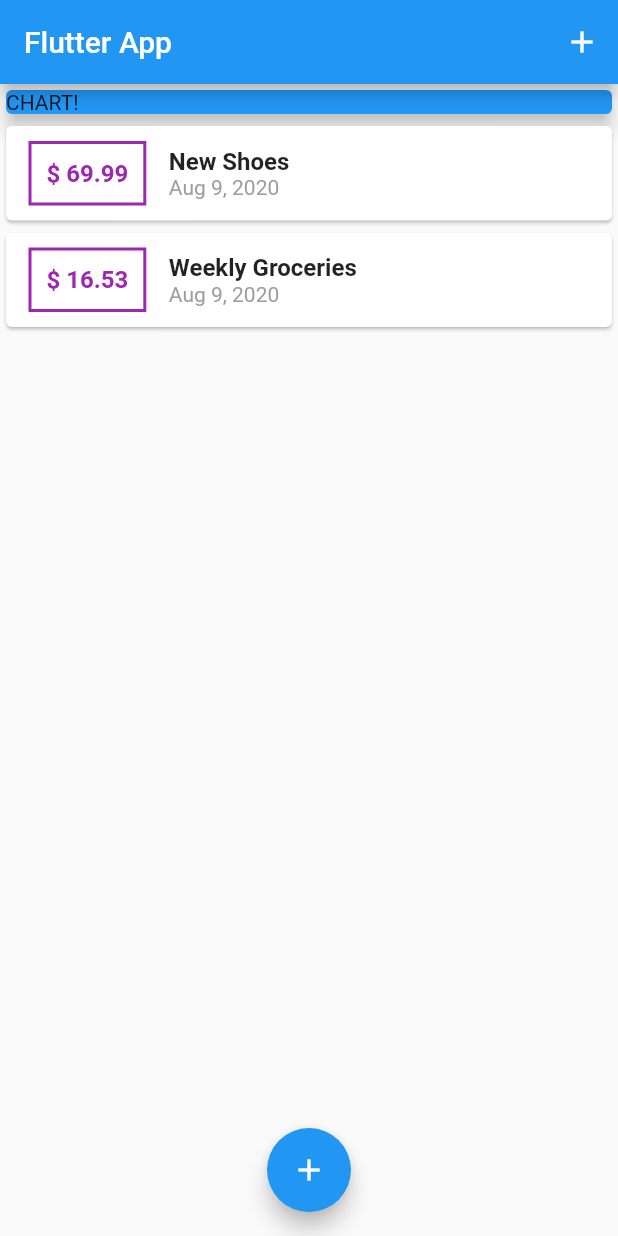
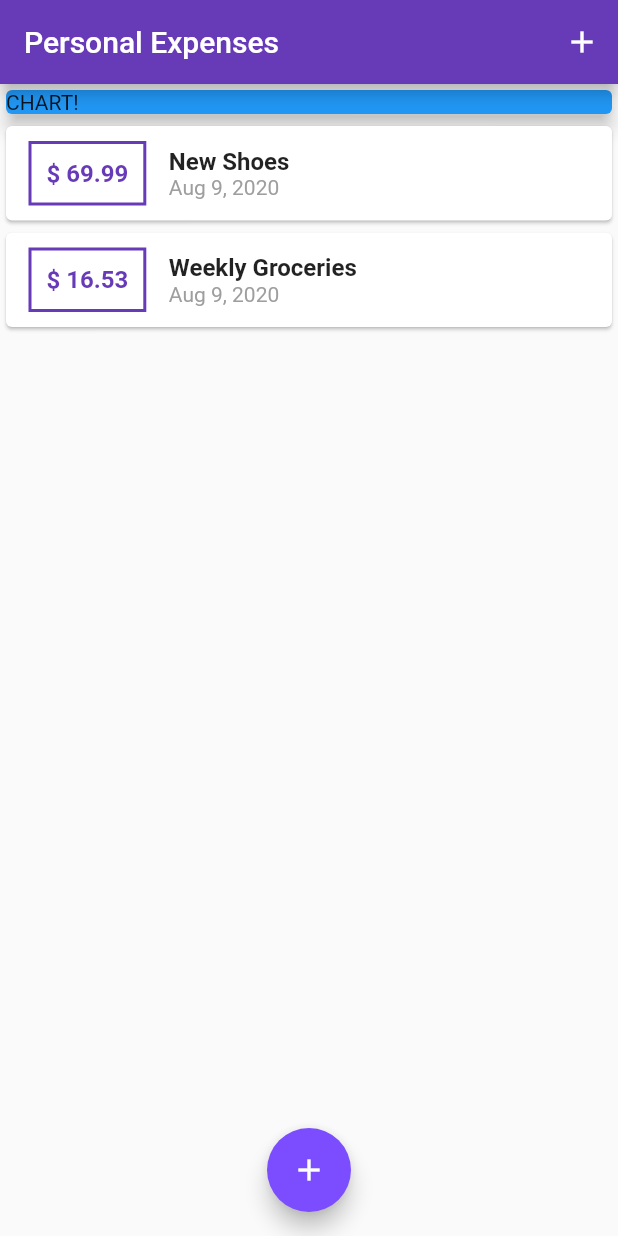
Before and after one commit to Alabhya268/Personal-Expenses, a Flutter app: the screen it shows after launch, on a phone screen of 412 x 824 dp. Run offline on Flutter 3.47's test engine with Material 2 defaults, Android fonts, the phone set to English and light mode, and no system bars.

Commit message:
Added Themes and Styling

```diff
--- a/personal_expenses/lib/main.dart
+++ b/personal_expenses/lib/main.dart
@@ -9,11 +9,20 @@ void main() {
 }
 
 class MyApp extends StatelessWidget {
+
+
   @override
   Widget build(BuildContext context) {
     return MaterialApp(
-      title: 'Flutter App',
+      title: 'Personal Expenses',
       home: MyHomePage(),
+      theme: ThemeData(
+        primarySwatch: Colors.deepPurple,
+        accentColor: Colors.deepPurpleAccent
+      ),
+
+      darkTheme: ThemeData.dark(
+      ),
     );
   }
 }
@@ -71,7 +80,7 @@ class _MyHomePageState extends State<MyHomePage> {
   Widget build(BuildContext context) {
     return Scaffold(
       appBar: AppBar(
-        title: Text('Flutter App'),
+        title: Text('Personal Expenses'),
         actions: <Widget>[
           IconButton(
             icon: Icon(Icons.add),
@@ -100,6 +109,7 @@ class _MyHomePageState extends State<MyHomePage> {
       floatingActionButton: FloatingActionButton(
         child: Icon(Icons.add),
         onPressed: () => _startAddNewTransaction(context),
+        backgroundColor: Colors.deepPurpleAccent,
       ),
     );
   }
--- a/personal_expenses/lib/widgets/transaction_list.dart
+++ b/personal_expenses/lib/widgets/transaction_list.dart
@@ -20,14 +20,14 @@ class TransactionList extends StatelessWidget {
                   child: Text(
                     '\$ ${transaction[index].amount.toStringAsFixed(2)}',
                     style: TextStyle(
-                        color: Colors.purple,
+                        color: Theme.of(context).primaryColor,
                         fontWeight: FontWeight.bold,
                         fontSize: 16),
                   ),
                   margin: EdgeInsets.symmetric(vertical: 10, horizontal: 15),
                   decoration: BoxDecoration(
                       border: Border.all(
-                    color: Colors.purple,
+                    color: Theme.of(context).primaryColor,
                     width: 2,
                   )),
                   padding: EdgeInsets.all(10),
```
